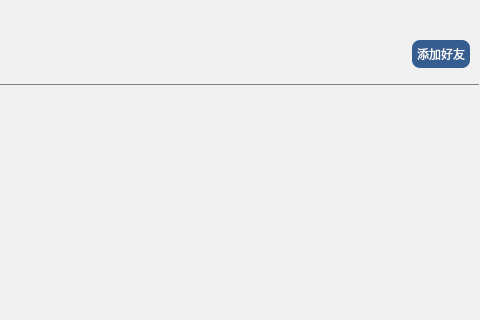
This is AllChatClient/mainwindow.ui in siju-m/AllChat as Qt 5 draws it before an edit; both pictures show x 320 to 800 and y 0 to 320 of the 800 by 600 pixel window. The edited form follows.
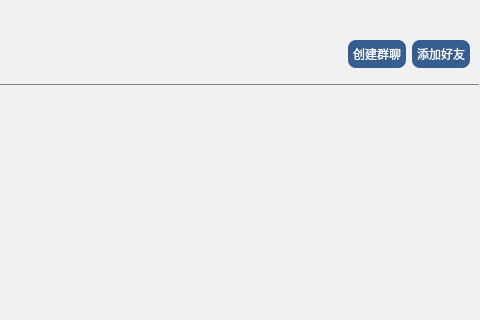
This is the edited form. Icons and pictures are not drawn. Custom widgets are drawn as their Qt base class.

Commit message: 增加群聊功能 目前实现创建群聊功能

```diff
--- a/AllChatClient/mainwindow.ui
+++ b/AllChatClient/mainwindow.ui
@@ -612,6 +612,47 @@
                  </property>
                 </spacer>
                </item>
+               <item>
+                <widget class="QPushButton" name="createGroup">
+                 <property name="styleSheet">
+                  <string notr="true">/**正常情况下样式**/
+QPushButton{
+	font: 10pt &quot;微软雅黑&quot;;
+    color: white;
+    background-color: rgb(53, 93, 144);
+	color: rgb(255, 255, 255);
+    border-radius: 8px;
+    border-style: none;
+    border-width: 1px;
+    padding: 5px;
+}
+
+/**鼠标停留在按钮上的样式**/
+QPushButton::hover{	
+    color: #FFFFFF;
+    background-color: rgb(93, 125, 166);
+    border-color: #2f3640;
+}
+
+/**鼠标按压下去的样式**/
+QPushButton::pressed,QPushButton::checked{
+    color: #FFFFFF;
+    background-color: qlineargradient(spread:pad, x1:0, y1:0, x2:0, y2:1, stop:0 #273c75, stop:1 #487eb0);
+}
+
+/**按钮失能情况下样式**/
+QPushButton::disabled{
+    color: #FFFFFF;
+    background-color: #dcdde1;
+    border-color: #dcdde1;
+}
+</string>
+                 </property>
+                 <property name="text">
+                  <string>创建群聊</string>
+                 </property>
+                </widget>
+               </item>
                <item>
                 <widget class="QPushButton" name="addFriends">
                  <property name="styleSheet">
```
The commit also changes 18 other files.
